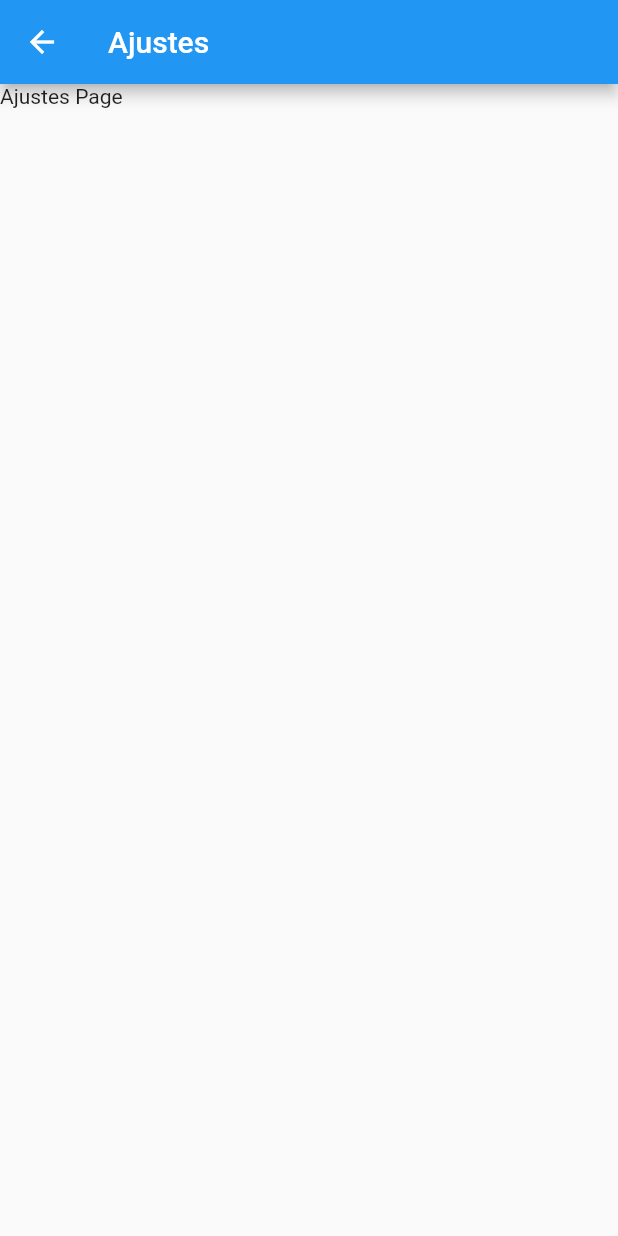
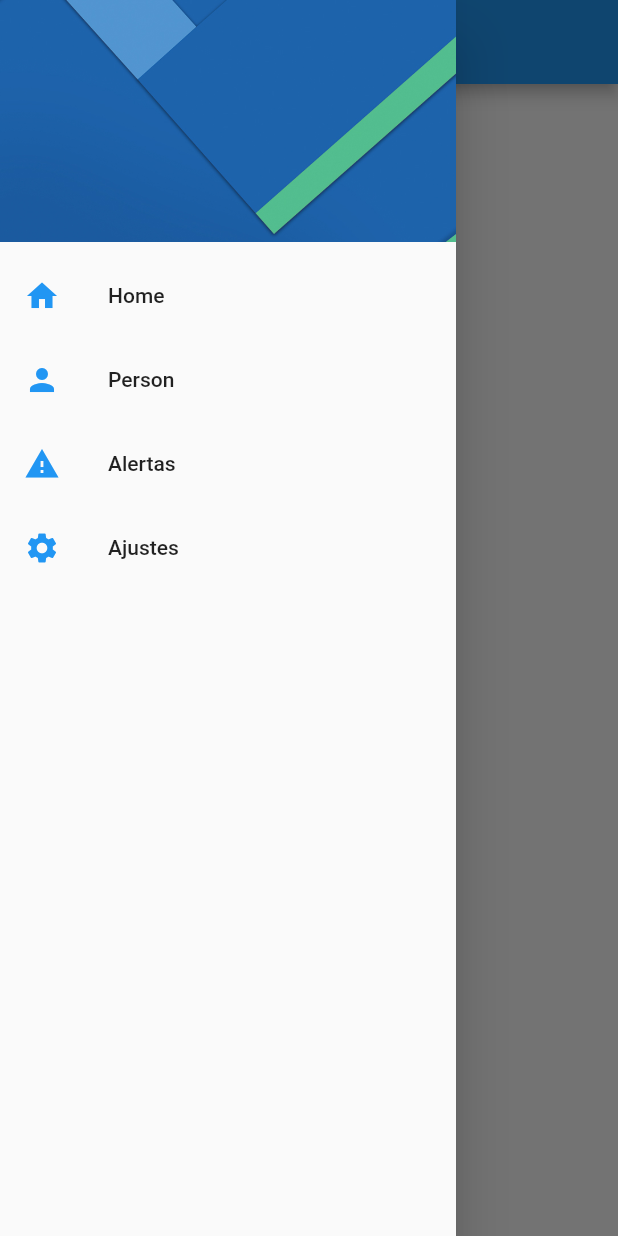
Before and after one commit to bryansrm/flutter-user-preferences, a Flutter app: the SettingsPage screen opened by its route, with the side drawer open (before the commit the screen has no drawer), on a phone screen of 412 x 824 dp. Run offline on Flutter 3.47's test engine with Material 2 defaults, Android fonts, the phone set to English and light mode, and no system bars.

Commit message:
se lleva el drawer a un widget externo para que sea global

```diff
--- a/lib/main.dart
+++ b/lib/main.dart
@@ -11,10 +11,10 @@ class MyApp extends StatelessWidget {
   Widget build(BuildContext context) {
     return MaterialApp(
       title: 'User preferences',
-      initialRoute: HomePage.routName,
+      initialRoute: HomePage.routeName,
       routes: {
-        HomePage.routName     : (BuildContext context) => HomePage(),
-        SettingsPage.routName : (BuildContext context) => SettingsPage(),
+        HomePage.routeName     : (BuildContext context) => HomePage(),
+        SettingsPage.routeName : (BuildContext context) => SettingsPage(),
       },
     );
   }
--- a/lib/src/pages/settings_page.dart
+++ b/lib/src/pages/settings_page.dart
@@ -1,8 +1,10 @@
 import 'package:flutter/material.dart';
+
+import 'package:app_user_preferences/src/widgets/menu_widget.dart';
 
 class SettingsPage extends StatelessWidget {
 
-  static final String routName = 'settings';
+  static final String routeName = 'settings';
 
   @override
   Widget build(BuildContext context) {
@@ -10,6 +12,7 @@ class SettingsPage extends StatelessWidget {
       appBar: AppBar(
         title: Text('Ajustes'),
       ),
+      drawer: MenuWidget(),
       body: Column(
           children: [
             Text('Ajustes Page'),
--- /dev/null
+++ b/lib/src/widgets/menu_widget.dart
@@ -0,0 +1,49 @@
+import 'package:flutter/material.dart';
+
+import 'package:app_user_preferences/src/pages/home_page.dart';
+import 'package:app_user_preferences/src/pages/settings_page.dart';
+
+class MenuWidget extends StatelessWidget {
+  @override
+  Widget build(BuildContext context) {
+    return Drawer(
+      child: ListView(
+        padding: EdgeInsets.zero,
+        children: [
+          DrawerHeader(
+            child: Container(),
+            decoration: BoxDecoration(
+              image: DecorationImage(
+                image: AssetImage('assets/menu-img.jpg'),
+                fit: BoxFit.cover
+              )
+            ),
+          ),
+          ListTile(
+            leading: Icon( Icons.home, color: Colors.blue),
+            title: Text('Home'),
+            onTap: () => Navigator.pushReplacementNamed(context, HomePage.routeName)
+          ),
+          ListTile(
+            leading: Icon( Icons.person, color: Colors.blue),
+            title: Text('Person'),
+            onTap: (){},
+          ),
+          ListTile(
+            leading: Icon( Icons.warning, color: Colors.blue),
+            title: Text('Alertas'),
+            onTap: (){},
+          ),
+          ListTile(
+            leading: Icon( Icons.settings, color: Colors.blue),
+            title: Text('Ajustes'),
+            onTap: (){
+              Navigator.pop(context);
+              Navigator.pushReplacementNamed(context, SettingsPage.routeName);
+            }
+          ),
+        ],
+      )
+    );
+  }
+}
```
Also changed, not shown: lib/src/pages/home_page.dart (+5 -45 lines).
